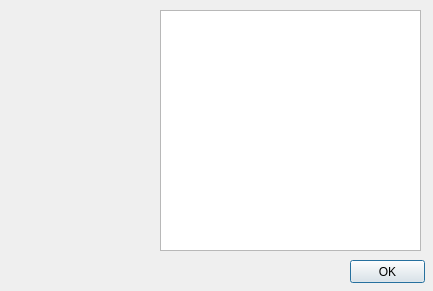
First picture: the form in aboutdialog.ui, repository ty0x2333/TyLauncher, before the edit.
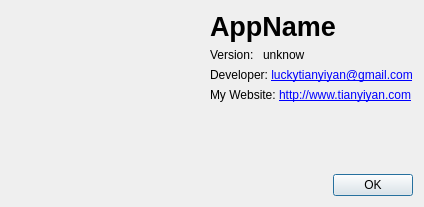
Second picture: the form after the edit. Icons and pictures are not drawn.

Commit message: M 修改关于对话框布局

Diff of the .ui file:
```diff
--- a/aboutdialog.ui
+++ b/aboutdialog.ui
@@ -6,58 +6,117 @@
    <rect>
     <x>0</x>
     <y>0</y>
-    <width>433</width>
-    <height>291</height>
+    <width>424</width>
+    <height>207</height>
    </rect>
   </property>
   <property name="windowTitle">
    <string>About</string>
   </property>
-  <widget class="QPushButton" name="pushButton">
-   <property name="geometry">
-    <rect>
-     <x>350</x>
-     <y>260</y>
-     <width>75</width>
-     <height>23</height>
-    </rect>
-   </property>
-   <property name="text">
-    <string>OK</string>
-   </property>
-  </widget>
-  <widget class="QTextBrowser" name="textBrowser">
-   <property name="geometry">
-    <rect>
-     <x>160</x>
-     <y>10</y>
-     <width>261</width>
-     <height>241</height>
-    </rect>
-   </property>
-  </widget>
-  <widget class="QLabel" name="label">
-   <property name="geometry">
-    <rect>
-     <x>10</x>
-     <y>10</y>
-     <width>141</width>
-     <height>131</height>
-    </rect>
-   </property>
-   <property name="text">
-    <string/>
-   </property>
-   <property name="textFormat">
-    <enum>Qt::AutoText</enum>
-   </property>
-   <property name="pixmap">
-    <pixmap resource="res.qrc">:/img/res/logo.ico</pixmap>
-   </property>
-   <property name="scaledContents">
-    <bool>true</bool>
-   </property>
-  </widget>
+  <layout class="QVBoxLayout" name="verticalLayout">
+   <item>
+    <layout class="QHBoxLayout" name="horizontalLayout_2">
+     <item>
+      <widget class="QLabel" name="label">
+       <property name="text">
+        <string/>
+       </property>
+       <property name="textFormat">
+        <enum>Qt::AutoText</enum>
+       </property>
+       <property name="pixmap">
+        <pixmap resource="res.qrc">:/img/res/icon_128x128.png</pixmap>
+       </property>
+       <property name="scaledContents">
+        <bool>false</bool>
+       </property>
+      </widget>
+     </item>
+     <item>
+      <layout class="QFormLayout" name="formLayout">
+       <property name="labelAlignment">
+        <set>Qt::AlignLeading|Qt::AlignLeft|Qt::AlignVCenter</set>
+       </property>
+       <property name="formAlignment">
+        <set>Qt::AlignLeading|Qt::AlignLeft|Qt::AlignVCenter</set>
+       </property>
+       <item row="0" column="0">
+        <widget class="QLabel" name="appNameLbl">
+         <property name="font">
+          <font>
+           <pointsize>20</pointsize>
+           <weight>75</weight>
+           <bold>true</bold>
+          </font>
+         </property>
+         <property name="text">
+          <string>AppName</string>
+         </property>
+        </widget>
+       </item>
+       <item row="2" column="0">
+        <widget class="QLabel" name="developerLbl">
+         <property name="text">
+          <string>&lt;html&gt;&lt;head/&gt;&lt;body&gt;&lt;p&gt;Developer: &lt;a href=&quot;mailto:luckytianyiyan@gmail.com&quot;&gt;&lt;span style=&quot; text-decoration: underline; color:#0000ff;&quot;&gt;luckytianyiyan@gmail.com&lt;/span&gt;&lt;/a&gt;&lt;/p&gt;&lt;/body&gt;&lt;/html&gt;</string>
+         </property>
+         <property name="openExternalLinks">
+          <bool>true</bool>
+         </property>
+        </widget>
+       </item>
+       <item row="1" column="0">
+        <layout class="QHBoxLayout" name="horizontalLayout">
+         <item>
+          <widget class="QLabel" name="versionTitleLbl">
+           <property name="text">
+            <string>Version: </string>
+           </property>
+          </widget>
+         </item>
+         <item>
+          <widget class="QLabel" name="versionLbl">
+           <property name="text">
+            <string>unknow</string>
+           </property>
+          </widget>
+         </item>
+        </layout>
+       </item>
+       <item row="4" column="0">
+        <spacer name="verticalSpacer">
+         <property name="orientation">
+          <enum>Qt::Vertical</enum>
+         </property>
+         <property name="sizeHint" stdset="0">
+          <size>
+           <width>20</width>
+           <height>40</height>
+          </size>
+         </property>
+        </spacer>
+       </item>
+       <item row="3" column="0">
+        <widget class="QLabel" name="websiteLbl">
+         <property name="text">
+          <string>&lt;html&gt;&lt;head/&gt;&lt;body&gt;&lt;p&gt;My Website: &lt;a href=&quot;http://www.tianyiyan.com&quot;&gt;&lt;span style=&quot; text-decoration: underline; color:#0000ff;&quot;&gt;http://www.tianyiyan.com&lt;/span&gt;&lt;/a&gt;&lt;/p&gt;&lt;/body&gt;&lt;/html&gt;</string>
+         </property>
+         <property name="openExternalLinks">
+          <bool>true</bool>
+         </property>
+        </widget>
+       </item>
+      </layout>
+     </item>
+    </layout>
+   </item>
+   <item>
+    <widget class="QDialogButtonBox" name="buttonBox">
+     <property name="standardButtons">
+      <set>QDialogButtonBox::Ok</set>
+     </property>
+    </widget>
+   </item>
+  </layout>
  </widget>
  <resources>
   <include location="res.qrc"/>
```
The commit also changes 5 other files.
